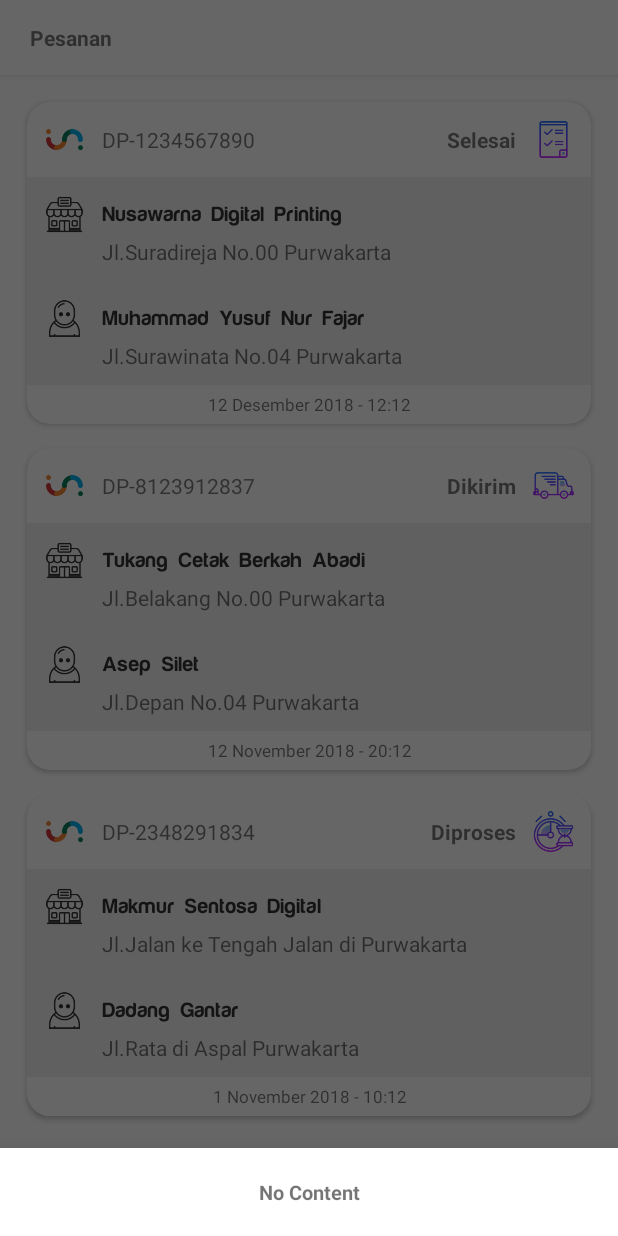
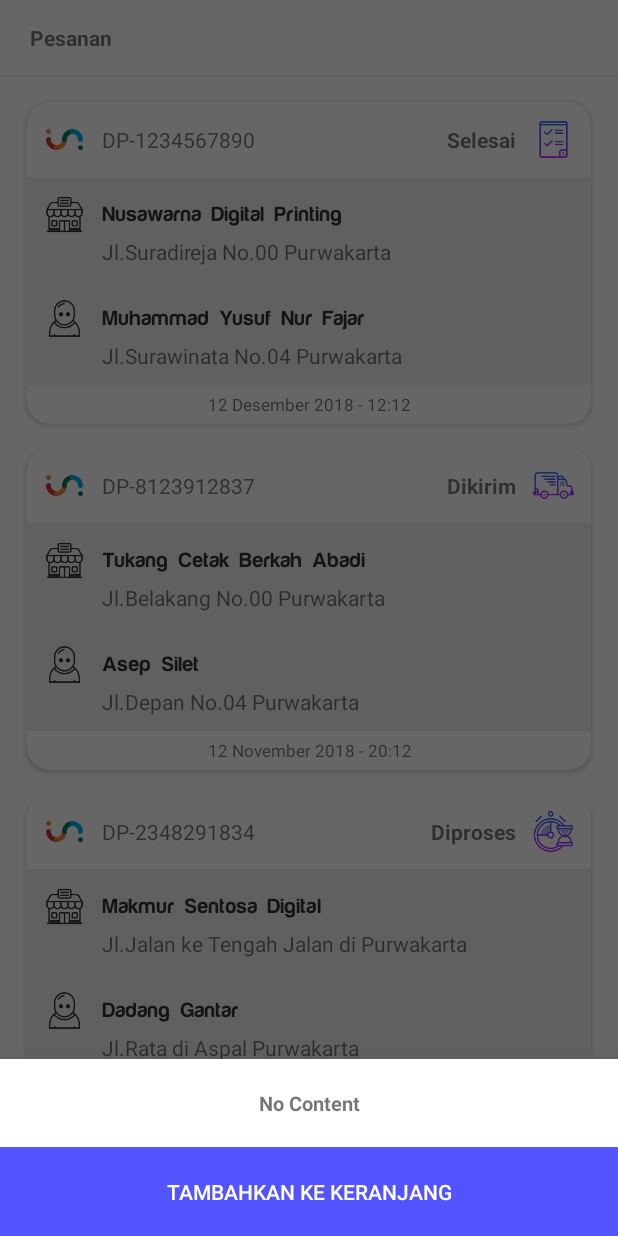
Before and after one commit to jar00t/Inharmonia, an Android app: the fragment SizeQuantityPopup placed in its activity, item 2 of the bottom bar chosen, on a phone screen of 412 x 824 dp. Run offline under Robolectric (Android 15) with nearby library versions, the phone set to English and light mode, and no system bars; libraries missing offline, so code that uses them is left out: com.synnapps.carouselview; 3 statements that could not run were skipped.

Commit message:
first commit

```diff
--- a/app/src/main/java/id/inharmonia/app/Home/SizeQuantityPopup.java
+++ b/app/src/main/java/id/inharmonia/app/Home/SizeQuantityPopup.java
@@ -6,10 +6,14 @@ import android.support.design.widget.BottomSheetDialogFragment;
 import android.view.LayoutInflater;
 import android.view.View;
 import android.view.ViewGroup;
+import android.widget.Button;
 
 import id.inharmonia.app.R;
 
 public class SizeQuantityPopup extends BottomSheetDialogFragment {
+
+    Button mAddToCartButton;
+
     public SizeQuantityPopup() {
 
     }
@@ -22,6 +26,18 @@ public class SizeQuantityPopup extends BottomSheetDialogFragment {
     @Override
     public View onCreateView(@NonNull LayoutInflater inflater, ViewGroup container,
                              Bundle savedInstanceState) {
-        return inflater.inflate(R.layout.popup_size_quantity, container, false);
+
+        View view = inflater.inflate(R.layout.popup_size_quantity, container, false);
+
+        mAddToCartButton = view.findViewById(R.id.btAddToCart);
+        mAddToCartButton.setOnClickListener(new View.OnClickListener() {
+            @Override
+            public void onClick(View v) {
+
+            }
+        });
+
+
+        return view;
     }
 }
--- /dev/null
+++ b/app/src/main/res/drawable/in_button_primary.xml
@@ -0,0 +1,11 @@
+<?xml version="1.0" encoding="utf-8"?>
+<ripple xmlns:android="http://schemas.android.com/apk/res/android"
+    xmlns:tools="http://schemas.android.com/tools"
+    android:color="#f816a463"
+    tools:targetApi="lollipop">
+    <item android:id="@android:id/mask">
+        <shape android:shape="rectangle">
+            <solid android:color="#f816a463" />
+        </shape>
+    </item>
+</ripple>
--- a/app/src/main/res/layout/popup_size_quantity.xml
+++ b/app/src/main/res/layout/popup_size_quantity.xml
@@ -13,4 +13,20 @@
         android:textSize="6pt"
         android:text="@string/no_content" />
 
+    <FrameLayout
+        android:layout_width="match_parent"
+        android:layout_height="wrap_content"
+        android:background="@color/colorPurple">
+
+        <Button
+            android:id="@+id/btAddToCart"
+            android:layout_width="match_parent"
+            android:layout_height="match_parent"
+            android:padding="20dp"
+            android:textColor="@color/colorWhite"
+            android:background="@drawable/in_button_primary"
+            android:text="@string/tambahkan_ke_keranjang" />
+
+    </FrameLayout>
+
 </LinearLayout>
--- a/app/src/main/res/values/strings.xml
+++ b/app/src/main/res/values/strings.xml
@@ -38,4 +38,5 @@
     <string name="app_version">v.1.0</string>
     <string name="cetak_apa_aja_gak_pake_repot">Cetak apa aja gak pake repot!</string>
     <string name="no_content">No Content</string>
+    <string name="tambahkan_ke_keranjang">Tambahkan Ke Keranjang</string>
 </resources>
```
Also changed, not shown: 183 other files.
